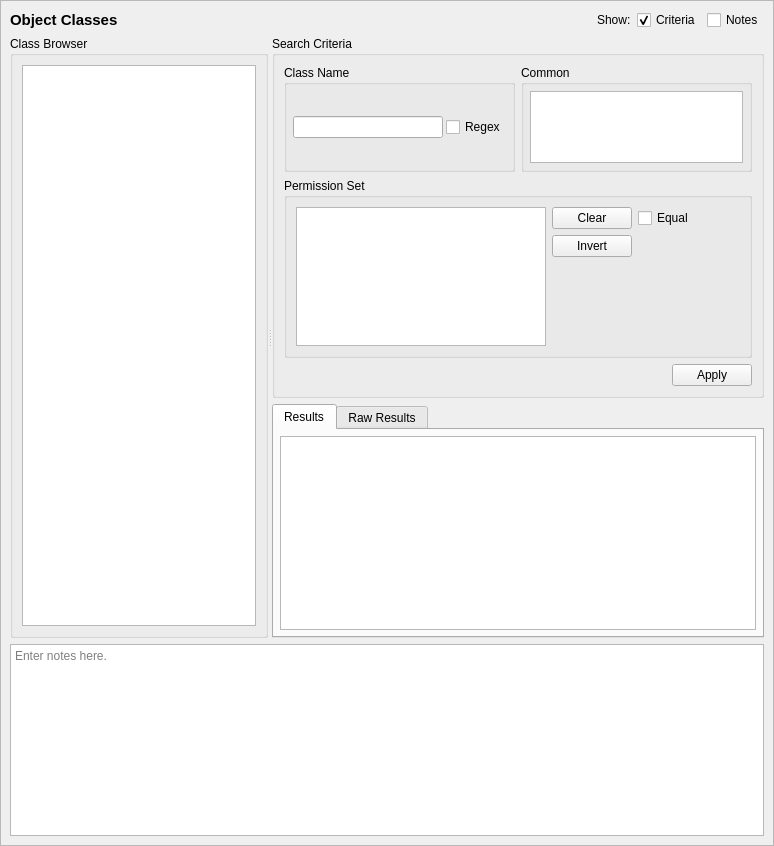
Before: the Qt Designer form data/objclassquery.ui in SELinuxProject/setools, drawn with Qt 5.
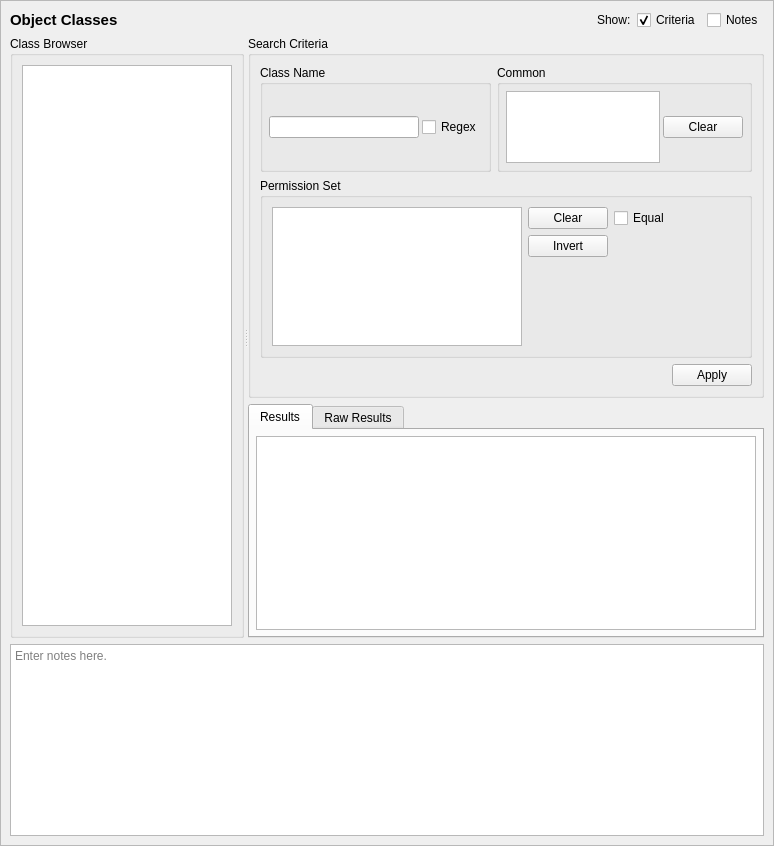
After: the same form once the commit is applied. Custom widgets are drawn as their Qt base class.

Commit message:
ObjClassQueryTab: Add clear button for common selection.
Closes #152.

Diff of the .ui file:
```diff
--- a/data/objclassquery.ui
+++ b/data/objclassquery.ui
@@ -257,6 +257,13 @@
                 </property>
                </widget>
               </item>
+              <item row="0" column="1">
+               <widget class="QPushButton" name="clear_common">
+                <property name="text">
+                 <string>Clear</string>
+                </property>
+               </widget>
+              </item>
              </layout>
             </widget>
            </item>
```
Left out of the diff: 17 changed lines with no effect on the pictures.
